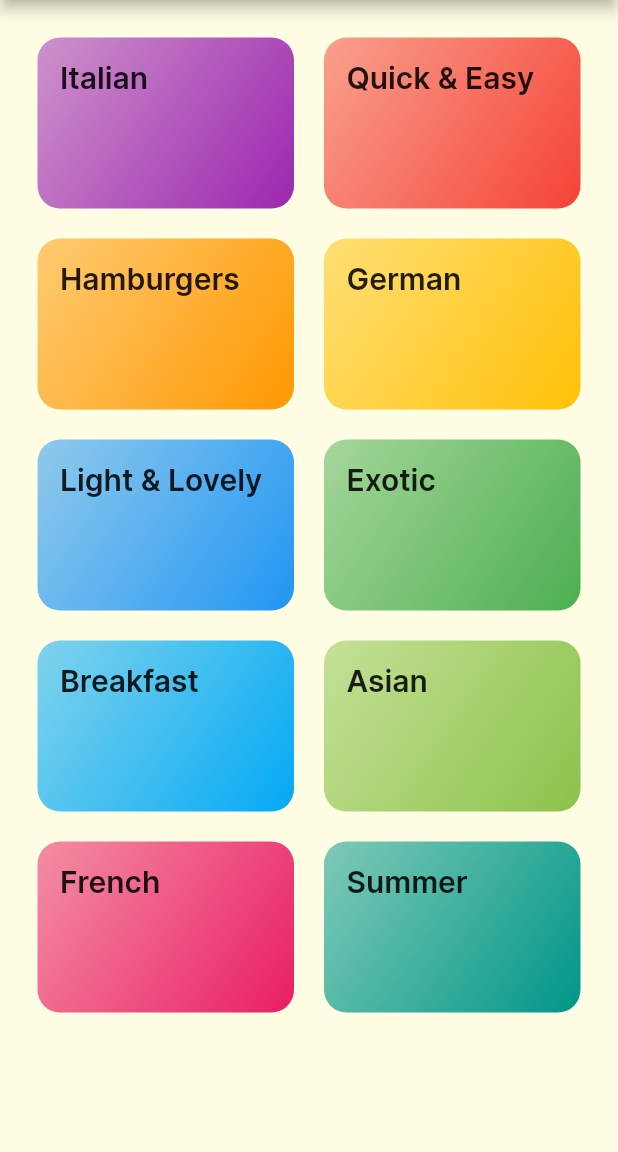
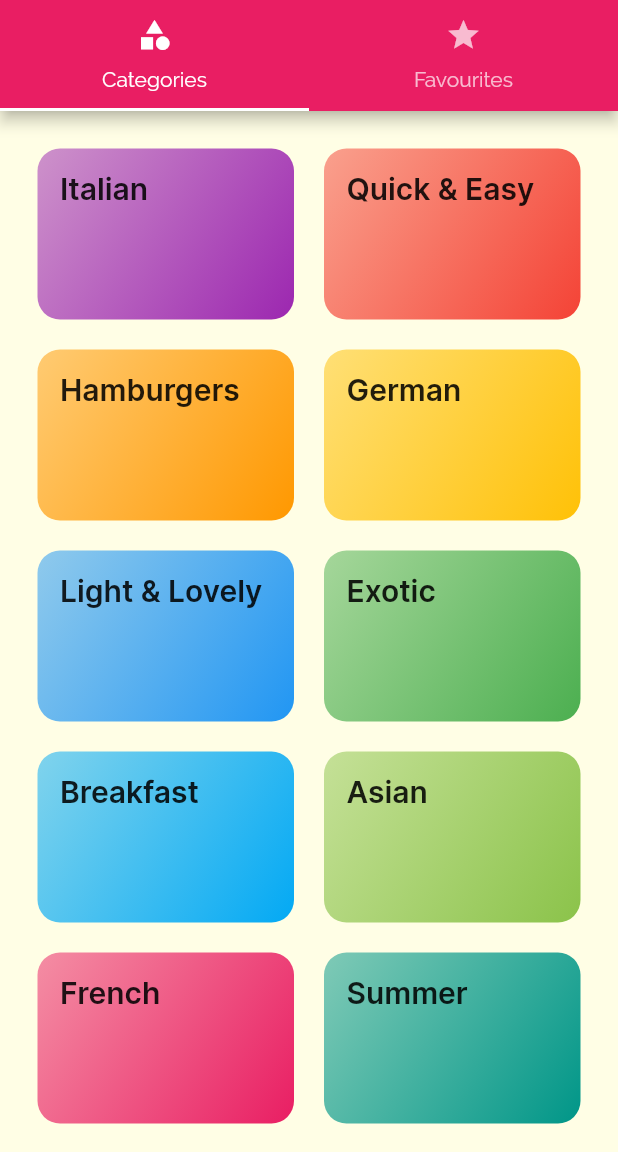
Before and after one commit to Damovetsky/cusinatra-recipebook, a Flutter app: the screen it shows after launch, on a phone screen of 412 x 824 dp, the part 84-1236 px from its top. Run offline on Flutter 3.47's test engine with Material 2 defaults, Android fonts, the phone set to English and light mode, and no system bars.

Commit message:
Added a tapbar on the main screen
The tabbar is currently sitting on the appbar with categories and favourites taps (but favourites functionality is still imcomplete)

```diff
--- a/lib/main.dart
+++ b/lib/main.dart
@@ -1,6 +1,6 @@
 import 'package:flutter/material.dart';
 
-import './screens/categories_screen.dart';
+import './screens/tabs_screen.dart';
 import './screens/category_meals_screen.dart';
 import './screens/meal_detail_screen.dart';
 
@@ -30,13 +30,13 @@ class MyApp extends StatelessWidget {
             ),
       ),
       routes: {
-        '/': (ctx) => CategoriesScreen(),
+        '/': (ctx) => TabsScreen(),
         CategoryMealsScreen.routeName: (cxt) => CategoryMealsScreen(),
         MealDetailScreen.routeName: (cxt) => MealDetailScreen(),
       },
       onUnknownRoute: (settings) {
         return MaterialPageRoute(
-          builder: (cxt) => CategoriesScreen(),
+          builder: (cxt) => TabsScreen(),
         );
       },
     );
--- a/lib/screens/categories_screen.dart
+++ b/lib/screens/categories_screen.dart
@@ -6,11 +6,7 @@ import '../dummy_data.dart';
 class CategoriesScreen extends StatelessWidget {
   @override
   Widget build(BuildContext context) {
-    return Scaffold(
-      appBar: AppBar(
-        title: const Text('Cusinatra'),
-      ),
-      body: GridView(
+    return GridView(
       padding: const EdgeInsets.all(25),
       children: DUMMY_CATEGORIES
           .map(
@@ -27,7 +23,6 @@ class CategoriesScreen extends StatelessWidget {
         crossAxisSpacing: 20,
         mainAxisSpacing: 20,
       ),
-      ),
     );
   }
 }
--- /dev/null
+++ b/lib/screens/favourites_screen.dart
@@ -0,0 +1,10 @@
+import 'package:flutter/material.dart';
+
+class FavouritesScreen extends StatelessWidget {
+  @override
+  Widget build(BuildContext context) {
+    return Center(
+      child: Text('Favourites'),
+    );
+  }
+}
--- /dev/null
+++ b/lib/screens/tabs_screen.dart
@@ -0,0 +1,37 @@
+import 'package:cusinatra/screens/categories_screen.dart';
+import 'package:cusinatra/screens/favourites_screen.dart';
+import 'package:flutter/material.dart';
+
+class TabsScreen extends StatelessWidget {
+  @override
+  Widget build(BuildContext context) {
+    return DefaultTabController(
+      length: 2,
+      child: Scaffold(
+        appBar: AppBar(
+          title: Text('Cusinatra'),
+          bottom: TabBar(
+            tabs: [
+              Tab(
+                icon: Icon(
+                  Icons.category,
+                ),
+                text: 'Categories',
+              ),
+              Tab(
+                icon: Icon(Icons.star),
+                text: 'Favourites',
+              ),
+            ],
+          ),
+        ),
+        body: TabBarView(
+          children: [
+            CategoriesScreen(),
+            FavouritesScreen(),
+          ],
+        ),
+      ),
+    );
+  }
+}
```
Lines whose indentation alone changed are shown as unchanged.
